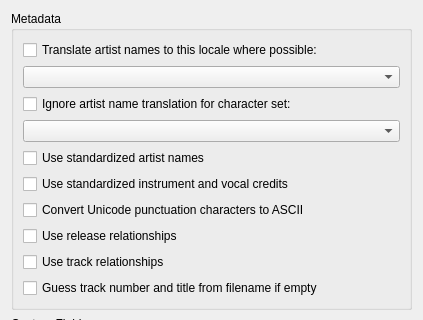
First picture: the form in ui/options_metadata.ui, repository metabrainz/picard, before the edit; both pictures show x 0 to 423 and y 0 to 320 of the 423 by 553 pixel window.
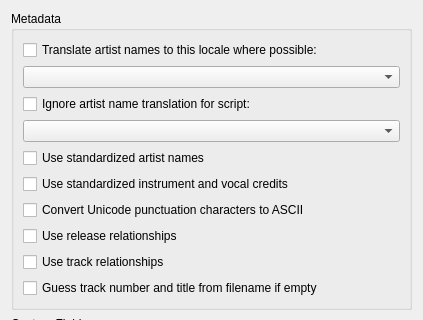
Second picture: the form after the edit.

Commit message: rename char set to script in strings

```diff
--- a/ui/options_metadata.ui
+++ b/ui/options_metadata.ui
@@ -45,7 +45,7 @@
       <item>
        <widget class="QCheckBox" name="translate_artist_names_exception">
         <property name="text">
-         <string>Ignore artist name translation for character set:</string>
+         <string>Ignore artist name translation for script:</string>
         </property>
        </widget>
       </item>
```
Left out of the diff: 6 changed lines with no effect on the pictures. The commit also changes 6 other files.
